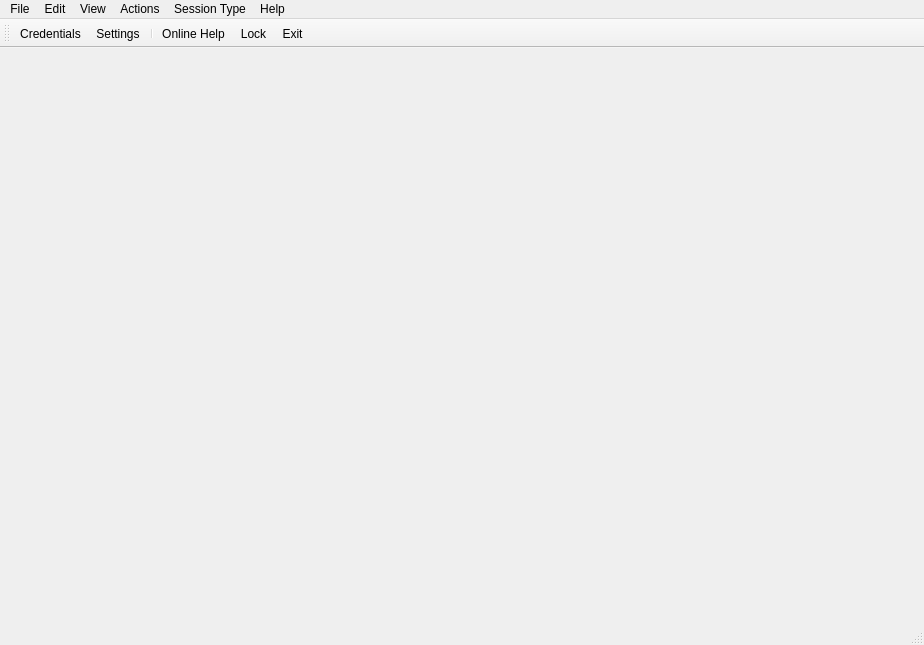
Old version of the form source/client/desktop/main_window.ui in the repository dchapyshev/aspia.
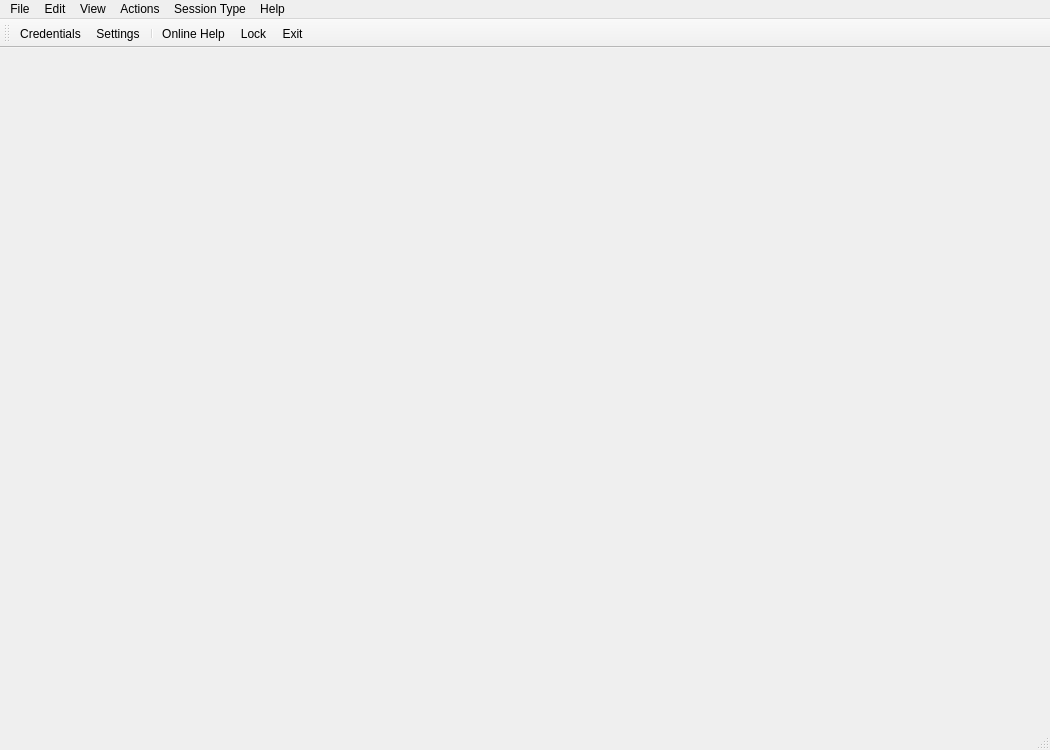
New version of the form. Icons and pictures are not drawn. Custom widgets are drawn as their Qt base class.

```diff
--- a/source/client/desktop/main_window.ui
+++ b/source/client/desktop/main_window.ui
@@ -6,14 +6,14 @@
    <rect>
     <x>0</x>
     <y>0</y>
-    <width>924</width>
-    <height>645</height>
+    <width>1050</width>
+    <height>750</height>
    </rect>
   </property>
   <property name="minimumSize">
    <size>
-    <width>800</width>
-    <height>500</height>
+    <width>860</width>
+    <height>560</height>
    </size>
   </property>
   <property name="windowTitle">
```
